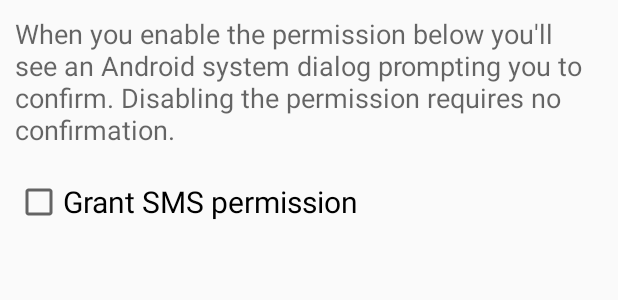
After one commit to eehouse/nbsproxy, an Android app: the layout fragment_perms.xml on its own in the app's theme, with its tools: preview values and no code run, on a phone screen of 412 x 824 dp. The commit adds this screen. Shown: the top 300 px of the screen. Run offline under Robolectric (Android 15) with nearby library versions, the phone set to English and light mode, and no system bars.

Commit message:
wip: four fragments implementing tabs

```diff
--- /dev/null
+++ b/app/src/main/res/layout/fragment_perms.xml
@@ -0,0 +1,32 @@
+<?xml version="1.0" encoding="utf-8"?>
+<ScrollView xmlns:android="http://schemas.android.com/apk/res/android"
+            xmlns:app="http://schemas.android.com/apk/res-auto"
+            xmlns:tools="http://schemas.android.com/tools"
+            android:layout_width="fill_parent"
+            android:layout_height="fill_parent"
+            android:orientation="vertical"
+            tools:context=".MainActivity"
+            >
+  <LinearLayout
+      android:layout_width="match_parent"
+      android:layout_height="match_parent"
+      android:orientation="vertical"
+      android:padding="10dp"
+      >
+    <TextView
+        android:layout_width="match_parent"
+        android:layout_height="wrap_content"
+        android:text="@string/permissions2"
+        android:textAppearance="?android:attr/textAppearanceMedium"
+        />
+
+    <Space android:layout_height="20dp" android:layout_width="match_parent"/>
+
+    <CheckBox android:id="@+id/perms_checkbox"
+              android:text="@string/perms_checkbox_label"
+              android:layout_width="fill_parent"
+              android:layout_height="wrap_content"
+              android:textSize="20dp"
+              />
+  </LinearLayout>
+</ScrollView>
--- a/app/src/main/res/values/strings.xml
+++ b/app/src/main/res/values/strings.xml
@@ -25,4 +25,9 @@
     you might as well uninstall. No hard feelings :-)</string>
 
     <string name="uninstall_button_label">Uninstall</string>
+
+    <string name="tab_about_title">About</string>
+    <string name="tab_perms_title">Permissions</string>
+    <string name="tab_test_title">Test</string>
+    <string name="tab_stats_title">Statistics</string>
 </resources>
```
Also changed, not shown: app/build.gradle (+6 -1 lines), app/src/main/java/org/eehouse/android/nbsp/MainActivity.java (+80 -25 lines), app/src/main/res/layout/fragment_about.xml (added, +32 -0 lines), app/src/main/res/layout/fragment_stats.xml (added, +16 -0 lines), app/src/main/res/layout/fragment_test.xml (added, +18 -0 lines), app/src/main/res/layout/main_pager.xml (added, +20 -0 lines), 1 other file.
